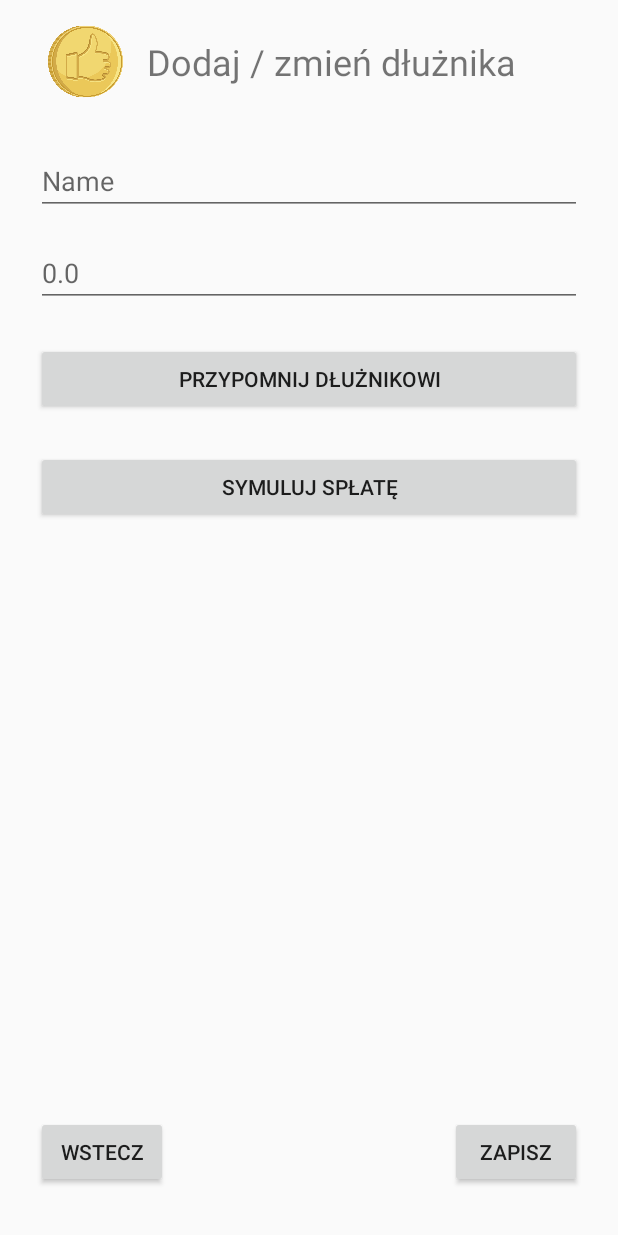
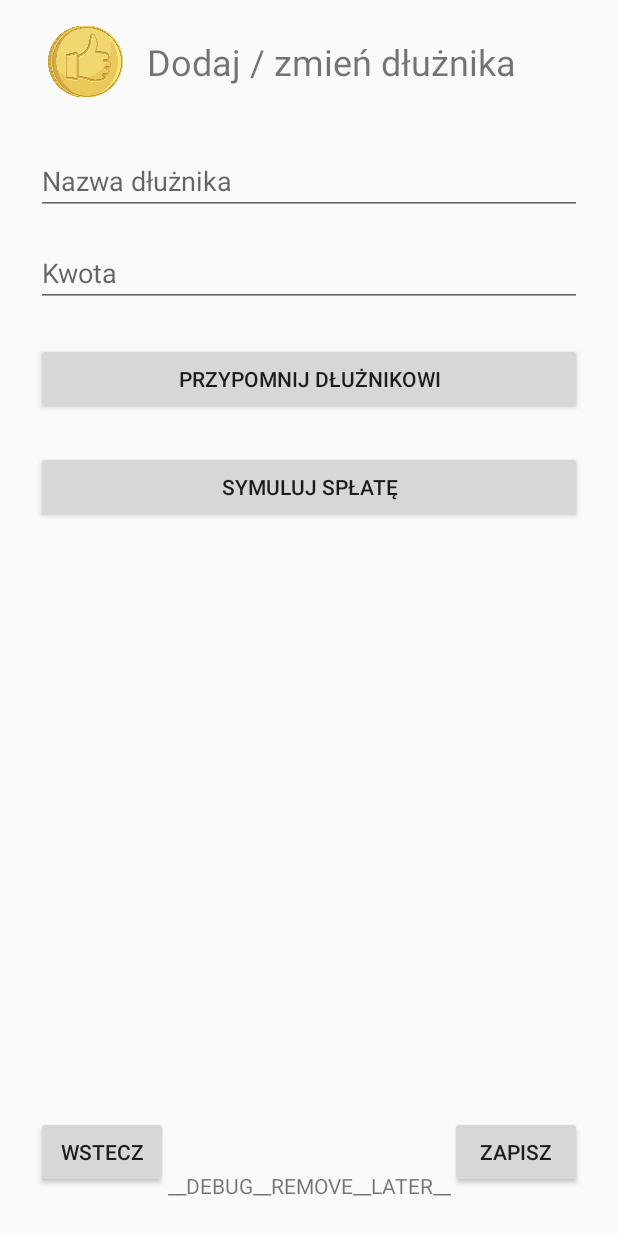
Before and after one commit to marcinm2h/Scrooge, an Android app: the screen it shows after launch (MainActivity), after a tap on an icon or button, on a phone screen of 412 x 824 dp. Run offline under Robolectric (Android 15) with nearby library versions, the phone set to English and light mode, and no system bars; our stand-ins replace Room's generated code, data binding; 3 statements that could not run were skipped.

Commit message:
ViewModelEvents

```diff
--- a/app/src/main/java/mmoch/scrooge/fragment_create_edit_debt/CreateEditDebtFragment.kt
+++ b/app/src/main/java/mmoch/scrooge/fragment_create_edit_debt/CreateEditDebtFragment.kt
@@ -6,14 +6,14 @@ import android.view.View
 import android.view.ViewGroup
 import androidx.databinding.DataBindingUtil
 import androidx.fragment.app.Fragment
+import androidx.lifecycle.Observer
 import androidx.lifecycle.ViewModelProviders
 import androidx.navigation.fragment.findNavController
 import androidx.navigation.fragment.navArgs
+import com.google.android.material.snackbar.Snackbar
 import mmoch.scrooge.R
 import mmoch.scrooge.database.DebtDatabase
 import mmoch.scrooge.databinding.FragmentCreateEditDebtBinding
-import mmoch.scrooge.fragment_debts_list.DebtsListViewModel
-import mmoch.scrooge.fragment_debts_list.DebtsListViewModelFactory
 
 class CreateEditDebtFragment : Fragment() {
     val args: CreateEditDebtFragmentArgs by navArgs()
@@ -23,32 +23,42 @@ class CreateEditDebtFragment : Fragment() {
         savedInstanceState: Bundle?
     ): View? {
         val binding: FragmentCreateEditDebtBinding =
-            DataBindingUtil.inflate(inflater,
-                R.layout.fragment_create_edit_debt, container, false)
-
-
+            DataBindingUtil.inflate(
+                inflater,
+                R.layout.fragment_create_edit_debt, container, false
+            )
 
         val application = requireNotNull(this.activity).application
         val dataSource = DebtDatabase.getInstance(application).debtDao()
-        val viewModelFactory = CreateEditDebtViewModelFactory(dataSource)
+        val debtId = if (args.debtId > 0) args.debtId else null
+        val viewModelFactory = CreateEditDebtViewModelFactory(dataSource, debtId)
         val viewModel =
             ViewModelProviders.of(this, viewModelFactory).get(CreateEditDebtViewModel::class.java)
+
         binding.viewModel = viewModel
+
         binding.setLifecycleOwner(this)
 
-        binding.saveButton.setOnClickListener{
-            viewModel.onCreate()
-        }
-//
-//        binding.titleText.text = args.debtId.toString()
-//
-        binding.simulateButton.setOnClickListener{
+        viewModel.showSnackbarEvent.observe(viewLifecycleOwner, Observer {
+            if (it != null) {
+                Snackbar.make(
+                    activity!!.findViewById(android.R.id.content),
+                    it,
+                    Snackbar.LENGTH_SHORT
+                ).show()
+                viewModel.doneShowingSnackbar()
+            }
+        })
+
+
+        binding.simulateButton.setOnClickListener {
             findNavController().navigate(R.id.action_createEditDebtFragment_to_payOffSimulatorFragment)
         }
 
-        binding.backButton.setOnClickListener{
+        binding.backButton.setOnClickListener {
             findNavController().navigate(R.id.action_createEditDebtFragment_to_debtsListFragment)
         }
+
 
         return binding.root
     }
--- a/app/src/main/java/mmoch/scrooge/fragment_create_edit_debt/CreateEditDebtViewModel.kt
+++ b/app/src/main/java/mmoch/scrooge/fragment_create_edit_debt/CreateEditDebtViewModel.kt
@@ -1,18 +1,51 @@
 package mmoch.scrooge.fragment_create_edit_debt
 
 import android.widget.Toast
+import androidx.lifecycle.LiveData
 import androidx.lifecycle.MutableLiveData
+import androidx.lifecycle.Transformations
 import androidx.lifecycle.ViewModel
 import kotlinx.coroutines.*
+import mmoch.scrooge.R
 import mmoch.scrooge.database.Debt
 import mmoch.scrooge.database.DebtDao
 
-class CreateEditDebtViewModel(private val database: DebtDao): ViewModel() {
+class CreateEditDebtViewModel(
+    private val database: DebtDao,
+    private val debtId: Int?
+) : ViewModel() {
     private var viewModelJob = Job()
     private val uiScope = CoroutineScope(Dispatchers.Main + viewModelJob)
 
-    val debtorNameInput =  MutableLiveData<String>()
-    val amountInput =  MutableLiveData<String>()
+    val debtorNameInput = MutableLiveData<String>()
+
+    val amountInput = MutableLiveData<String>()
+
+    val debt = MutableLiveData<Debt?>(null)
+
+    val editType: LiveData<Boolean> = Transformations.map(debt) {
+        it != null
+    }
+
+    private val _showSnackbarEvent = MutableLiveData<Int?>()
+
+    val showSnackbarEvent: LiveData<Int?>
+        get() = _showSnackbarEvent
+
+    fun doneShowingSnackbar() {
+        _showSnackbarEvent.value = null
+    }
+
+    init {
+        uiScope.launch {
+            if (debtId != null) {
+                val debtFromDb = requireNotNull(getById(debtId))
+                debt.value = debtFromDb
+                debtorNameInput.value = debtFromDb.debtorName
+                amountInput.value = debtFromDb.amount.toString()
+            }
+        }
+    }
 
     fun onCreate() {
         val debtorName = debtorNameInput.value.toString()
@@ -22,13 +55,36 @@ class CreateEditDebtViewModel(private val database: DebtDao): ViewModel() {
             val debt = Debt(debtorName = debtorName, amount = amount)
             insert(debt)
         }
+
+        // FIXME: onDebtorCreated
+        debtorNameInput.value = null
+        amountInput.value = null
+        _showSnackbarEvent.value = R.string.debt_created_message
     }
 
-//    private suspend fun update(debt: Debt) {
-//        withContext(Dispatchers.IO) {
-//            database.update(debt)
-//        }
-//    }
+    fun onUpdate() {
+        val debtorName = debtorNameInput.value.toString()
+        val amount = amountInput.value?.toDouble() ?: 0.0 //FIXME: required
+
+        uiScope.launch {
+            val debt = Debt(id = requireNotNull(debtId), debtorName = debtorName, amount = amount)
+            update(debt)
+        }
+
+        _showSnackbarEvent.value = R.string.debt_update_message
+    }
+
+    private suspend fun getById(debtId: Int): Debt? {
+        return withContext(Dispatchers.IO) {
+            return@withContext database.get(debtId)
+        }
+    }
+
+    private suspend fun update(debt: Debt) {
+        withContext(Dispatchers.IO) {
+            database.update(debt)
+        }
+    }
 
     private suspend fun insert(debt: Debt) {
         withContext(Dispatchers.IO) {
--- a/app/src/main/java/mmoch/scrooge/fragment_create_edit_debt/CreateEditDebtViewModelFactory.kt
+++ b/app/src/main/java/mmoch/scrooge/fragment_create_edit_debt/CreateEditDebtViewModelFactory.kt
@@ -5,12 +5,13 @@ import androidx.lifecycle.ViewModelProvider
 import mmoch.scrooge.database.DebtDao
 
 class CreateEditDebtViewModelFactory(
-    private val dataSource: DebtDao
+    private val dataSource: DebtDao,
+    private val debtId: Int?
 ) : ViewModelProvider.Factory {
     @Suppress("unchecked_cast")
     override fun <T : ViewModel?> create(modelClass: Class<T>): T {
         if (modelClass.isAssignableFrom(CreateEditDebtViewModel::class.java)) {
-            return CreateEditDebtViewModel(dataSource) as T
+            return CreateEditDebtViewModel(dataSource, debtId) as T
         }
         throw IllegalArgumentException("Unknown ViewModel class")
     }
--- a/app/src/main/java/mmoch/scrooge/fragment_debts_list/DebtsListViewModel.kt
+++ b/app/src/main/java/mmoch/scrooge/fragment_debts_list/DebtsListViewModel.kt
@@ -2,35 +2,65 @@ package mmoch.scrooge.fragment_debts_list
 
 import android.view.View
 import androidx.lifecycle.LiveData
+import androidx.lifecycle.MutableLiveData
 import androidx.lifecycle.Transformations
 import androidx.lifecycle.ViewModel
-import kotlinx.coroutines.CoroutineScope
-import kotlinx.coroutines.Dispatchers
-import kotlinx.coroutines.Job
+import kotlinx.coroutines.*
 import mmoch.scrooge.database.Debt
 import mmoch.scrooge.database.DebtDao
-import java.util.logging.Logger
 
 
 class DebtsListViewModel(private val database: DebtDao) : ViewModel() {
     private var viewModelJob = Job()
+
     private val uiScope = CoroutineScope(Dispatchers.Main + viewModelJob)
 
     val debts = database.list()
 
     val sum: LiveData<Double> = Transformations.map(debts) {
-        it.map { debt -> debt.amount }
+        if (it.isNotEmpty())
+            it.map { debt -> debt.amount }
             .reduce { acc, amount -> acc + amount }
+        else 0.0
     }
 
+    private val _navigateToUpdateEvent = MutableLiveData<Int?>()
+
+    val navigateToUpdateEvent: LiveData<Int?>
+        get() = _navigateToUpdateEvent
+
+    fun doneNavigatingToUpdate() {
+        _navigateToUpdateEvent.value = null
+    }
+
+    private val _confirmRemoveEvent = MutableLiveData<Debt?>()
+
+    val confirmRemoveEvent: LiveData<Debt?>
+        get() = _confirmRemoveEvent
+
+    fun doneConfirmingRemove() {
+        _confirmRemoveEvent.value = null
+    }
 
     fun onItemClick(item: Debt) {
-        println("CLICK -- NORMAL")
+        _navigateToUpdateEvent.value = item.id
     }
 
     fun onItemLongClick(item: Debt): Boolean {
-        println("CLICK -- LONG")
+        _confirmRemoveEvent.value = item
         return true
+    }
+
+    fun onDelete(item: Debt) {
+        uiScope.launch {
+            delete(item)
+        }
+    }
+
+    private suspend fun delete(debt: Debt) {
+        withContext(Dispatchers.IO) {
+            database.delete(debt.id)
+        }
     }
 
 
--- a/app/src/main/res/layout/fragment_create_edit_debt.xml
+++ b/app/src/main/res/layout/fragment_create_edit_debt.xml
@@ -1,10 +1,10 @@
 <?xml version="1.0" encoding="utf-8"?>
-<layout
-    xmlns:android="http://schemas.android.com/apk/res/android"
+<layout xmlns:android="http://schemas.android.com/apk/res/android"
     xmlns:app="http://schemas.android.com/apk/res-auto"
-    xmlns:tools="http://schemas.android.com/tools"
-    >
+    xmlns:tools="http://schemas.android.com/tools">
+
     <data>
+
         <variable
             name="viewModel"
             type="mmoch.scrooge.fragment_create_edit_debt.CreateEditDebtViewModel" />
@@ -48,7 +48,7 @@
             android:layout_marginTop="32dp"
             android:layout_marginEnd="24dp"
             android:ems="10"
-            android:hint="Name"
+            android:hint="@string/debtor_name"
             android:inputType="textPersonName"
             android:text="@={viewModel.debtorNameInput}"
             app:layout_constraintEnd_toEndOf="parent"
@@ -63,7 +63,7 @@
             android:layout_marginTop="16dp"
             android:layout_marginEnd="24dp"
             android:ems="10"
-            android:hint="0.0"
+            android:hint="@string/debt_amount_hint"
             android:inputType="numberDecimal"
             android:text="@={viewModel.amountInput}"
             app:layout_constraintEnd_toEndOf="parent"
@@ -77,6 +77,7 @@
             android:layout_marginTop="24dp"
             android:layout_marginEnd="24dp"
             android:layout_marginBottom="32dp"
+            android:onClick="@{() -> viewModel.editType ? viewModel.onUpdate() : viewModel.onCreate()}"
             android:text="@string/save"
             app:layout_constraintBottom_toBottomOf="parent"
             app:layout_constraintEnd_toEndOf="parent"
@@ -111,6 +112,7 @@
             android:layout_marginTop="24dp"
             android:layout_marginEnd="24dp"
             android:text="@string/remind_debtor"
+            app:goneUnless="@{viewModel.editType}"
             app:layout_constraintEnd_toEndOf="parent"
             app:layout_constraintStart_toStartOf="parent"
             app:layout_constraintTop_toBottomOf="@+id/amount_input" />
@@ -123,10 +125,21 @@
             android:layout_marginTop="24dp"
             android:layout_marginEnd="24dp"
             android:text="@string/simulate"
+            app:goneUnless="@{viewModel.editType}"
             app:layout_constraintEnd_toEndOf="parent"
             app:layout_constraintHorizontal_bias="0.0"
             app:layout_constraintStart_toStartOf="parent"
             app:layout_constraintTop_toBottomOf="@+id/share_button" />
 
+        <TextView
+            android:id="@+id/debug_text"
+            android:layout_width="wrap_content"
+            android:layout_height="wrap_content"
+            android:layout_marginBottom="24dp"
+            android:text="__DEBUG__REMOVE__LATER__"
+            app:layout_constraintBottom_toBottomOf="parent"
+            app:layout_constraintEnd_toEndOf="parent"
+            app:layout_constraintStart_toStartOf="parent" />
+
     </androidx.constraintlayout.widget.ConstraintLayout>
 </layout>
--- a/app/src/main/res/layout/list_item_debt.xml
+++ b/app/src/main/res/layout/list_item_debt.xml
@@ -42,7 +42,6 @@
             style="@style/list_item_value"
             android:layout_width="0dp"
             android:layout_marginTop="4dp"
-            android:textStyle="normal|bold"
             app:text="@{item.debtorName}"
             app:layout_constraintEnd_toEndOf="parent"
             app:layout_constraintHorizontal_bias="1.0"
--- a/app/src/main/res/values/strings.xml
+++ b/app/src/main/res/values/strings.xml
@@ -22,4 +22,13 @@
     <string name="debtor_name_label">Nazwa</string>
     <string name="debt_amount_label">Dług</string>
     <string name="summary">Suma długów wynosi %.2f</string>
+    <string name="debtor_name">Nazwa dłużnika</string>
+    <string name="debt_amount_hint">Kwota</string>
+    <string name="debt_created_message">Utworzono dług!</string>
+    <string name="debt_update_message">Zaktualizowano dług!</string>
+    <string name="alert_dialog">Zaktualizowano dług!</string>
+    <string name="dialog_confirm_remove">Czy chcesz usunąć dług?</string>
+    <string name="yes">Tak</string>
+    <string name="no">Nie</string>
+
 </resources>
```
Also changed, not shown: app/src/main/java/mmoch/scrooge/fragment_debts_list/BindingUtils.kt (+7 -0 lines), app/src/main/java/mmoch/scrooge/fragment_debts_list/DebtsListFragment.kt (+37 -9 lines).
